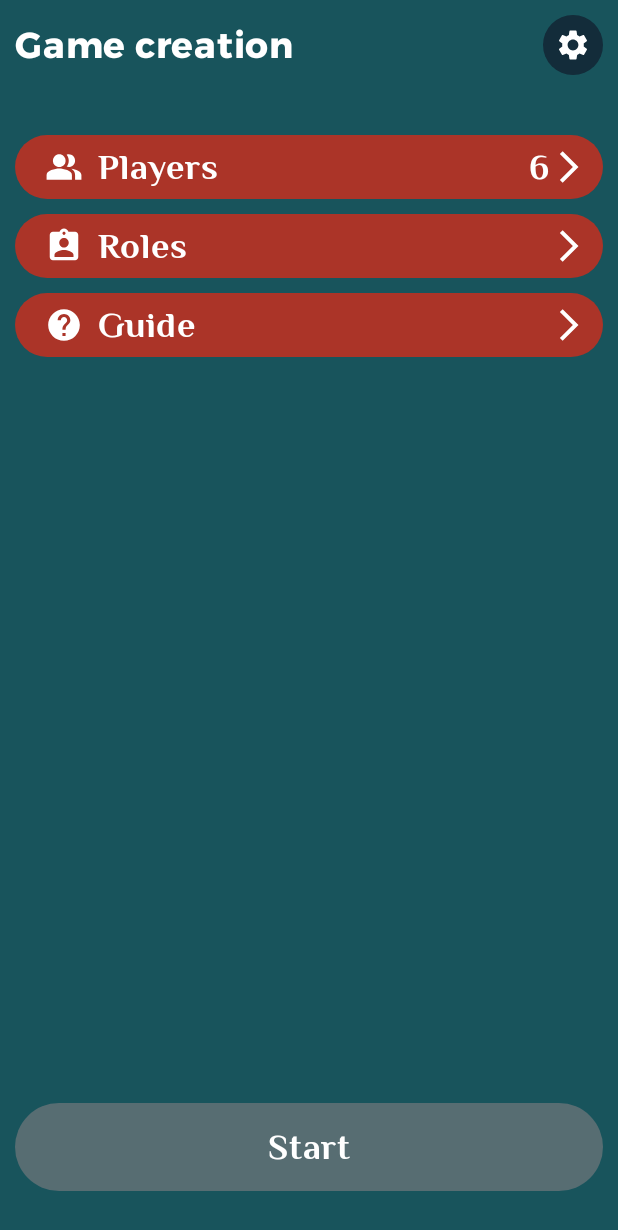
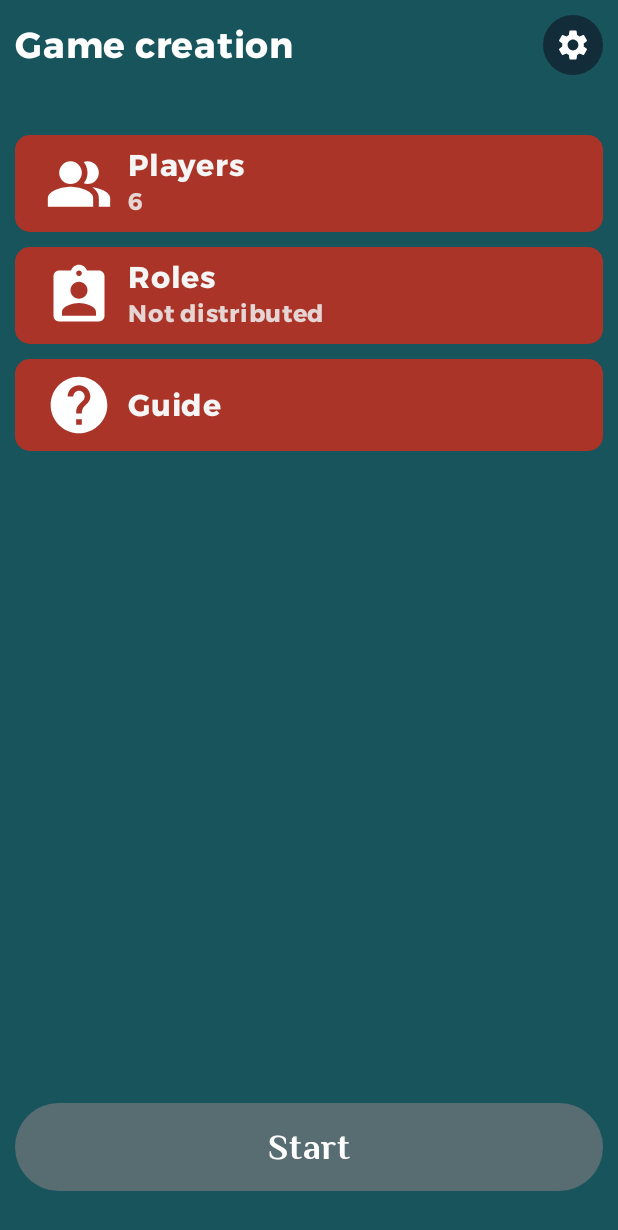
Before and after one commit to Melowetty/AssistantForMafia, an Android app built with Jetpack Compose: the GameCreationScreen screen opened through its navigation route, on a phone screen of 412 x 824 dp. Shown: the top 1230 px of the screen. Run offline under Robolectric (Android 15) with nearby library versions, the phone set to English and light mode, and no system bars; our stand-ins replace Dagger/Hilt's generated code; Roboto replaces fonts that are not available here; 1 statement that could not run was skipped.

Commit message:
redesign main menu

```diff
--- a/app/src/main/java/com/sadteam/assistantformafia/ui/appsettings/AppSettingsScreen.kt
+++ b/app/src/main/java/com/sadteam/assistantformafia/ui/appsettings/AppSettingsScreen.kt
@@ -48,7 +48,7 @@ fun AppSettingsScreen(
                     .fillMaxWidth()
                     .background(
                         color = SettingsBackground,
-                        shape = RoundedCornerShape(20.dp)
+                        shape = RoundedCornerShape(10.dp)
                     ),
                 verticalArrangement = Arrangement.spacedBy(0.dp)
             ) {
--- a/app/src/main/java/com/sadteam/assistantformafia/ui/appsettings/LanguageSelect.kt
+++ b/app/src/main/java/com/sadteam/assistantformafia/ui/appsettings/LanguageSelect.kt
@@ -119,7 +119,7 @@ fun SelectLanguage(
             modifier = Modifier
                 .background(
                     color = SettingsBackground,
-                    shape = RoundedCornerShape(20.dp)
+                    shape = RoundedCornerShape(10.dp)
                 ),
             icon = painterResource(id = R.drawable.baseline_language_24),
             title = stringResource(id = R.string.language),
--- a/app/src/main/java/com/sadteam/assistantformafia/ui/components/Button.kt
+++ b/app/src/main/java/com/sadteam/assistantformafia/ui/components/Button.kt
@@ -263,7 +263,7 @@ fun ExtendedMenuButton(
     icon: Painter,
     title: String,
     onClick: () -> Unit = {},
-    currentValue: String,
+    currentValue: String? = null,
 ) {
     val interactionSource = remember { MutableInteractionSource() }
     Row(
@@ -292,6 +292,7 @@ fun ExtendedMenuButton(
             Column(
                 modifier = Modifier
                     .fillMaxWidth(),
+                verticalArrangement = Arrangement.SpaceBetween,
             ) {
                 Text(
                     text = title,
@@ -300,6 +301,7 @@ fun ExtendedMenuButton(
                     fontWeight = FontWeight.Bold,
                     fontSize = 20.sp,
                 )
+                if(currentValue != null) {
                     Text(
                         text = currentValue,
                         color = SettingsDescription,
@@ -307,6 +309,7 @@ fun ExtendedMenuButton(
                         fontWeight = FontWeight.Bold,
                         fontSize = 16.sp
                     )
+                }
             }
         }
     }
--- a/app/src/main/java/com/sadteam/assistantformafia/ui/gamecreation/GameCreationScreen.kt
+++ b/app/src/main/java/com/sadteam/assistantformafia/ui/gamecreation/GameCreationScreen.kt
@@ -1,21 +1,27 @@
 package com.sadteam.assistantformafia.ui.gamecreation
 
+import android.widget.Toast
+import androidx.compose.foundation.background
 import androidx.compose.foundation.layout.Arrangement
 import androidx.compose.foundation.layout.Column
 import androidx.compose.foundation.layout.fillMaxWidth
+import androidx.compose.foundation.shape.RoundedCornerShape
 import androidx.compose.runtime.Composable
 import androidx.compose.ui.Modifier
+import androidx.compose.ui.platform.LocalContext
 import androidx.compose.ui.res.painterResource
 import androidx.compose.ui.res.stringResource
 import androidx.compose.ui.unit.dp
 import androidx.navigation.NavController
 import com.sadteam.assistantformafia.R
 import com.sadteam.assistantformafia.ui.components.BigButton
+import com.sadteam.assistantformafia.ui.components.ExtendedMenuButton
 import com.sadteam.assistantformafia.ui.components.MainLayout
 import com.sadteam.assistantformafia.ui.components.MenuButton
 import com.sadteam.assistantformafia.ui.navigation.Screen
 import com.sadteam.assistantformafia.ui.theme.DisabledSecondaryBackground
 import com.sadteam.assistantformafia.ui.theme.SecondaryBackground
+import com.sadteam.assistantformafia.ui.theme.SettingsBackground
 
 /**
  * Экран создания игры
@@ -26,6 +32,7 @@ fun GameCreationScreen(
     state: GameCreationState,
     onEvent: (GameCreationEvent) -> Unit,
 ) {
+    val context = LocalContext.current
     MainLayout(
         navController = navController,
         title = stringResource(id = R.string.game_creation),
@@ -35,7 +42,12 @@ fun GameCreationScreen(
                 .fillMaxWidth(),
             verticalArrangement = Arrangement.spacedBy(10.dp)
         ) {
-            MenuButton(
+            ExtendedMenuButton(
+                modifier = Modifier
+                    .background(
+                        color = SettingsBackground,
+                        shape = RoundedCornerShape(10.dp)
+                    ),
                 title = stringResource(id = R.string.players_count),
                 onClick = {
                     navController.navigate(route = Screen.Players.route)
@@ -43,16 +55,31 @@ fun GameCreationScreen(
                 currentValue = state.players.size.toString(),
                 icon = painterResource(id = R.drawable.baseline_people_alt_24),
             )
-            MenuButton(
+            ExtendedMenuButton(
+                modifier = Modifier
+                    .background(
+                        color = SettingsBackground,
+                        shape = RoundedCornerShape(10.dp)
+                    ),
                 icon = painterResource(id = R.drawable.ic_baseline_assignment_ind_24),
                 title = stringResource(id = R.string.roles),
+                currentValue = if(state.rolesIsDistributed) stringResource(id = R.string.roles_distributed)
+                else stringResource(id = R.string.roles_not_distributed),
                 onClick = {
                     navController.navigate(route = Screen.Roles.route)
                 }
             )
-            MenuButton(
+            ExtendedMenuButton(
+                modifier = Modifier
+                    .background(
+                        color = SettingsBackground,
+                        shape = RoundedCornerShape(10.dp)
+                    ),
                 icon = painterResource(id = R.drawable.baseline_help_24),
                 title = stringResource(id = R.string.game_rules),
+                onClick = {
+                    Toast.makeText(context, "Coming soon...", Toast.LENGTH_LONG).show()
+                }
             )
         }
         BigButton(
--- a/app/src/main/java/com/sadteam/assistantformafia/ui/gamecreation/GameCreationState.kt
+++ b/app/src/main/java/com/sadteam/assistantformafia/ui/gamecreation/GameCreationState.kt
@@ -9,4 +9,5 @@ data class GameCreationState(
     val roles: Map<Role, Int> = mapOf(),
     val distributedPlayers: Int = 0,
     val canStart: Boolean = false,
+    val rolesIsDistributed: Boolean = false,
 )
--- a/app/src/main/java/com/sadteam/assistantformafia/ui/gamecreation/GameCreationViewModel.kt
+++ b/app/src/main/java/com/sadteam/assistantformafia/ui/gamecreation/GameCreationViewModel.kt
@@ -99,6 +99,7 @@ class GameCreationViewModel @Inject constructor(
                 roles = roles,
                 distributedPlayers = state.value.distributedPlayers + 1,
                 canStart = canStart,
+                rolesIsDistributed = canStart,
             )
         }
     }
--- a/app/src/main/res/values/strings.xml
+++ b/app/src/main/res/values/strings.xml
@@ -39,4 +39,6 @@
     <string name="kick">Kick</string>
     <string name="next_round">Next Round</string>
     <string name="effects">Effects</string>
+    <string name="roles_distributed">Distributed</string>
+    <string name="roles_not_distributed">Not distributed</string>
 </resources>
```
Also changed, not shown: 1 other file. Lines whose indentation alone changed are shown as unchanged.
